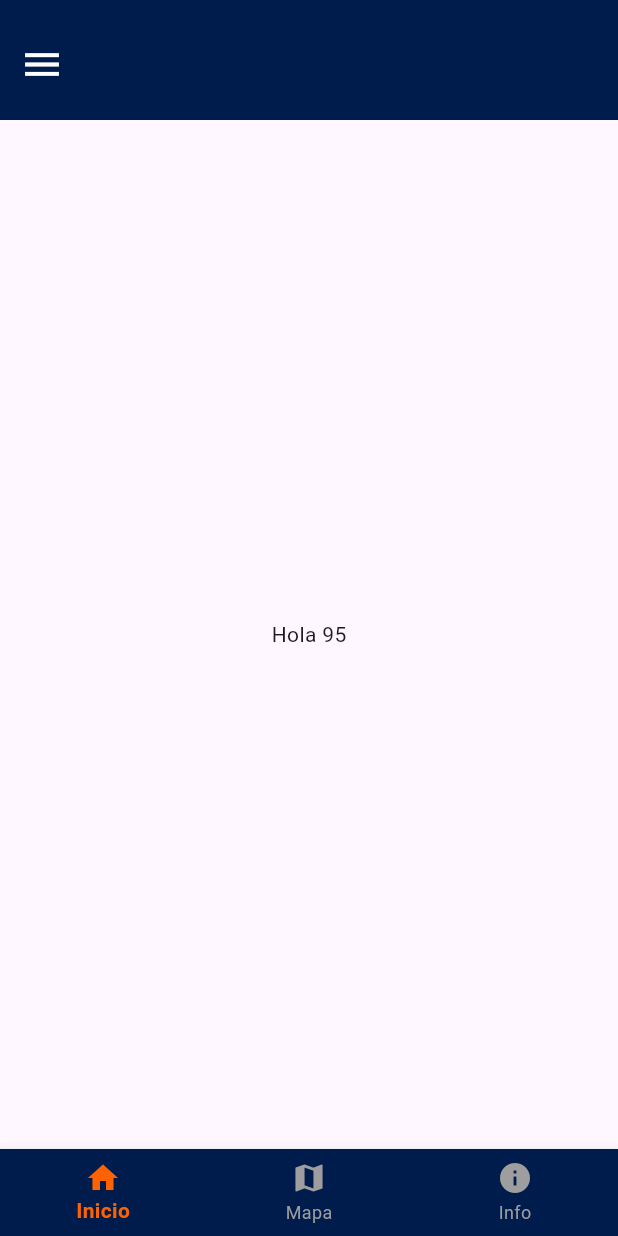
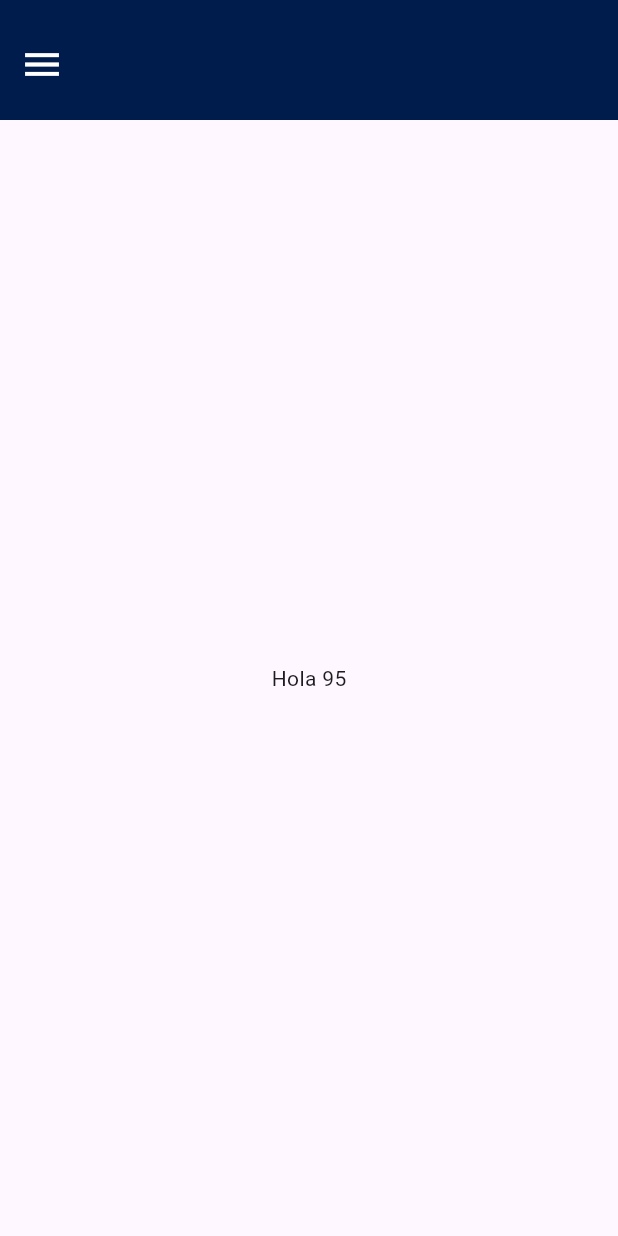
Before and after one commit to yerabreu/ahorra_gas, a Flutter app: the PrincipalScreen screen opened directly, after a tap on "Gasolina 95", on a phone screen of 412 x 824 dp. Run offline on Flutter 3.47's test engine with Material 3 defaults, Android fonts, the phone set to English and light mode, and no system bars; our stand-ins replace flutter_map, latlong2.

Commit message:
Integración de Mapa

```diff
--- a/lib/components/nav/bottom_nav.dart
+++ b/lib/components/nav/bottom_nav.dart
@@ -1,47 +1,31 @@
+import 'package:flutter/material.dart';
 import 'package:ahorra_gas/color/color_app.dart';
-import 'package:flutter/material.dart';
 
-class BottomNavMenu extends StatefulWidget {
-  const BottomNavMenu({super.key});
+class BottomNavMenu extends StatelessWidget {
+  final int currentIndex;
+  final Function(int) onTap;
 
-  @override
-  State<BottomNavMenu> createState() => _BottomNavMenuState();
-}
-
-class _BottomNavMenuState extends State<BottomNavMenu> {
-  int _selectedIndex = 0;
-
-  void _onItemTapped(int index) {
-    setState(() {
-      _selectedIndex = index;
-    });
-  }
+  const BottomNavMenu({
+    super.key,
+    required this.currentIndex,
+    required this.onTap,
+  });
 
   @override
   Widget build(BuildContext context) {
     return BottomNavigationBar(
-      currentIndex: _selectedIndex,
-      onTap: _onItemTapped,
+      currentIndex: currentIndex,
+      onTap: onTap,
       backgroundColor: ColorApp.principalColor,
       selectedItemColor: ColorApp.colorButton,
       unselectedItemColor: Colors.grey,
-      selectedLabelStyle: TextStyle(color: Colors.blue, fontWeight: FontWeight.bold),
-      unselectedLabelStyle: TextStyle(color: Colors.grey),
-      items: <BottomNavigationBarItem>[
-        _createBottomItem(icon: Icons.home, label: "Inicio"),
-        _createBottomItem(icon: Icons.map, label: "Mapa"),
-        _createBottomItem(icon: Icons.info, label: "Info"),
+      selectedLabelStyle: const TextStyle(color: Colors.blue, fontWeight: FontWeight.bold),
+      unselectedLabelStyle: const TextStyle(color: Colors.grey),
+      items: const [
+        BottomNavigationBarItem(icon: Icon(Icons.home), label: "Inicio"),
+        BottomNavigationBarItem(icon: Icon(Icons.map), label: "Mapa"),
+        BottomNavigationBarItem(icon: Icon(Icons.info), label: "Info"),
       ],
     );
   }
-
-  BottomNavigationBarItem _createBottomItem({
-    required IconData icon,
-    required String label,
-  }) {
-    return BottomNavigationBarItem(
-      icon: Icon(icon),
-      label: label,
-    );
-  }
 }
--- a/lib/components/nav/drawer_nav.dart
+++ b/lib/components/nav/drawer_nav.dart
@@ -2,11 +2,11 @@ import 'package:ahorra_gas/color/color_app.dart';
 import 'package:flutter/material.dart';
 
 class DrawerNav extends StatelessWidget {
+  const DrawerNav({super.key});
+
   @override
   Widget build(BuildContext context) {
     return Drawer(
-        child:
-          Expanded(
       child: Container(
         color: ColorApp.principalColor,
         child: Padding(
@@ -14,7 +14,6 @@ class DrawerNav extends StatelessWidget {
           child: ListView(
             padding: EdgeInsets.zero,
             children: [
-
               _createDrawerItem(
                 icon: Icons.home,
                 text: 'Inicio',
@@ -30,23 +29,22 @@ class DrawerNav extends StatelessWidget {
                 text: 'Perfil',
                 onTap: () {},
               ),
-
               _createDrawerItem(
                 icon: Icons.logout,
                 text: 'Cerrar sesión',
                 onTap: () {},
               ),
-
               Padding(
                 padding: const EdgeInsets.only(top: 120),
                 child: Container(
                   alignment: Alignment.center,
-                       child: Image.asset("lib/assets/img/Logo.png", width: 200,),
+                  child: Image.asset(
+                    "lib/assets/img/logo.png",
+                    width: 200,
+                  ),
                 ),
               )
             ],
-                ),
-
           ),
         ),
       ),
@@ -61,11 +59,14 @@ class DrawerNav extends StatelessWidget {
     return Padding(
       padding: const EdgeInsets.only(bottom: 30),
       child: ListTile(
-
         leading: Icon(icon, color: ColorApp.colorButton, size: 30),
         title: Text(
           text,
-          style: TextStyle(fontSize: 18, fontWeight: FontWeight.w600, color: ColorApp.letterColor),
+          style: TextStyle(
+            fontSize: 18,
+            fontWeight: FontWeight.w600,
+            color: ColorApp.letterColor,
+          ),
         ),
         onTap: onTap,
       ),
--- a/lib/components/nav/up_nav.dart
+++ b/lib/components/nav/up_nav.dart
@@ -2,6 +2,8 @@ import 'package:ahorra_gas/color/color_app.dart';
 import 'package:flutter/material.dart';
 
 class UpNav extends StatelessWidget implements PreferredSizeWidget {
+  const UpNav({super.key});
+
   @override
   Widget build(BuildContext context) {
     return AppBar(
--- a/lib/screens/fuel_type/fuel_diesel.dart
+++ b/lib/screens/fuel_type/fuel_diesel.dart
@@ -1,4 +1,3 @@
-import 'package:ahorra_gas/components/nav/bottom_nav.dart';
 import 'package:ahorra_gas/components/nav/up_nav.dart';
 import 'package:flutter/material.dart';
 
@@ -15,7 +14,6 @@ class _FuelDieselState extends State<FuelDiesel> {
     return Scaffold(
       appBar: UpNav(),
       body: Center(child: Text("Hola diesel")),
-      bottomNavigationBar: BottomNavMenu(),
     );
   }
 }
--- a/lib/screens/fuel_type/fuel_ninty_eight.dart
+++ b/lib/screens/fuel_type/fuel_ninty_eight.dart
@@ -1,4 +1,3 @@
-import 'package:ahorra_gas/components/nav/bottom_nav.dart';
 import 'package:ahorra_gas/components/nav/up_nav.dart';
 import 'package:flutter/material.dart';
 
@@ -15,7 +14,6 @@ class _FuelNintyFiveState extends State<FuelNintyEight> {
     return Scaffold(
            appBar: UpNav(),
       body: Center(child: Text("Hola 98")),
-      bottomNavigationBar: BottomNavMenu(),
     );
   }
 }
--- a/lib/screens/fuel_type/fuel_ninty_five.dart
+++ b/lib/screens/fuel_type/fuel_ninty_five.dart
@@ -1,4 +1,3 @@
-import 'package:ahorra_gas/components/nav/bottom_nav.dart';
 import 'package:ahorra_gas/components/nav/up_nav.dart';
 import 'package:flutter/material.dart';
 
@@ -15,7 +14,6 @@ class _FuelNintyFiveState extends State<FuelNintyFive> {
     return Scaffold(
       appBar: UpNav(),
       body: Center(child: Text("Hola 95")),
-      bottomNavigationBar: BottomNavMenu(),
     );
   }
 }
--- a/lib/screens/home/home.dart
+++ b/lib/screens/home/home.dart
@@ -1,4 +1,3 @@
-import 'package:ahorra_gas/components/nav/bottom_nav.dart';
 import 'package:ahorra_gas/components/nav/drawer_nav.dart';
 import 'package:ahorra_gas/components/nav/up_nav.dart';
 import 'package:ahorra_gas/components/fuel/widget_fuel_type.dart';
@@ -70,7 +69,7 @@ class _PrincipalScreenState extends State<PrincipalScreen> {
                           },
                           child: WidgetFuelType(title: "Gasolina 95", iconPath: 'lib/assets/icons/hose.png',),
                         ),
-                        SizedBox(width: 20),
+                        SizedBox(width: 10),
                         GestureDetector(
                           onTap: () {
                             Navigator.push(
@@ -84,7 +83,7 @@ class _PrincipalScreenState extends State<PrincipalScreen> {
                           },
                           child: WidgetFuelType(title: "Gasolina 98", iconPath:'lib/assets/icons/pump.png'),
                         ),
-                        SizedBox(width: 20),
+                        SizedBox(width: 10),
                         GestureDetector(
                           onTap: () {
                             Navigator.push(
@@ -145,7 +144,6 @@ class _PrincipalScreenState extends State<PrincipalScreen> {
         ],
       ),
 
-      bottomNavigationBar: BottomNavMenu()
     );
   }
 }
--- a/pubspec.yaml
+++ b/pubspec.yaml
@@ -35,6 +35,8 @@ dependencies:
   # The following adds the Cupertino Icons font to your application.
   # Use with the CupertinoIcons class for iOS style icons.
   cupertino_icons: ^1.0.8
+  flutter_map: ^8.1.1
+  latlong2: ^0.9.1
 
 dev_dependencies:
   flutter_test:
```
Also changed, not shown: lib/components/nav/main_nav.dart (added, +40 -0 lines), lib/main.dart (+3 -94 lines), lib/screens/map/map.dart (+28 -3 lines), lib/screens/welcome/welcome.dart (added, +84 -0 lines), pubspec.lock. Lines whose indentation alone changed are shown as unchanged.
